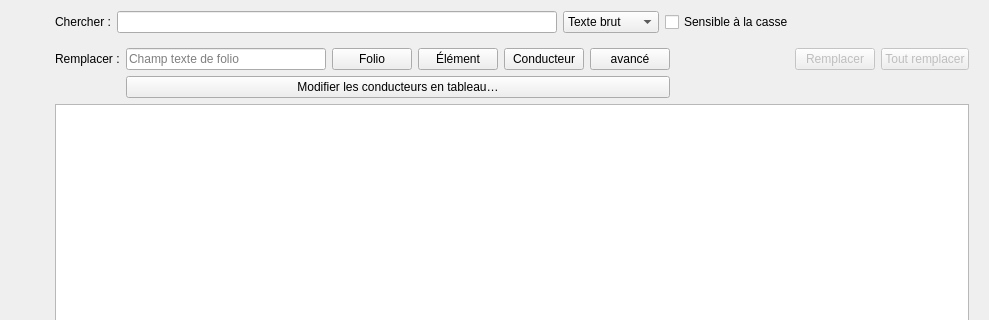
Above: sources/SearchAndReplace/ui/searchandreplacewidget.ui from GameKnightt/qelectrotech-source-mirror before the change; both pictures show x 0 to 989 and y 0 to 320 of the 989 by 661 pixel window. Below: the same form after it.
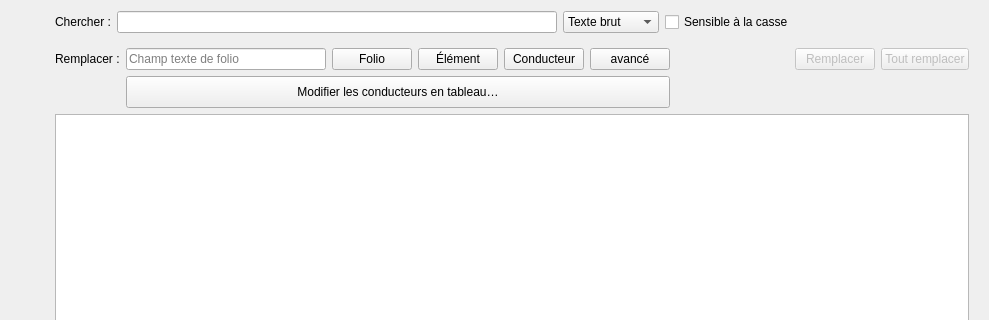
That is the form after the change. Icons and pictures are not drawn.

```diff
--- a/sources/SearchAndReplace/ui/searchandreplacewidget.ui
+++ b/sources/SearchAndReplace/ui/searchandreplacewidget.ui
@@ -283,6 +283,12 @@
       </item>
       <item row="1" column="1" colspan="5">
        <widget class="QPushButton" name="m_conductor_bulk_edit_pb">
+        <property name="minimumSize">
+         <size>
+          <width>0</width>
+          <height>32</height>
+         </size>
+        </property>
         <property name="toolTip">
          <string>Modifier individuellement la fonction, la tension ou le protocole, la couleur et la section des conducteurs cochés</string>
         </property>
```
